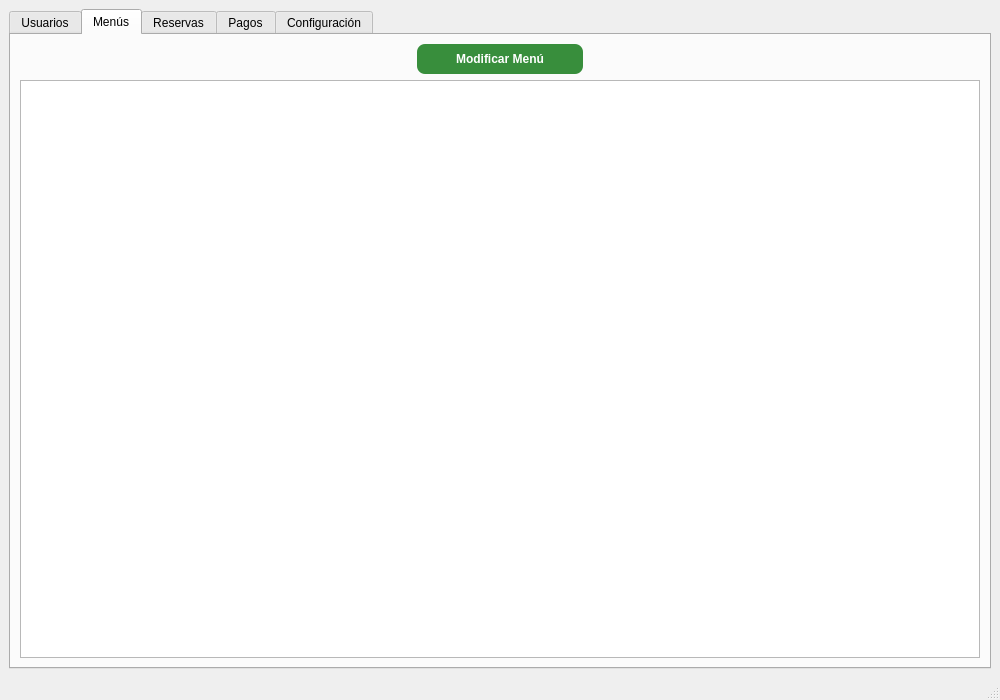
jaimecarfe/menule, file src/vista/ui/AdminPanel.ui: the form before one commit.
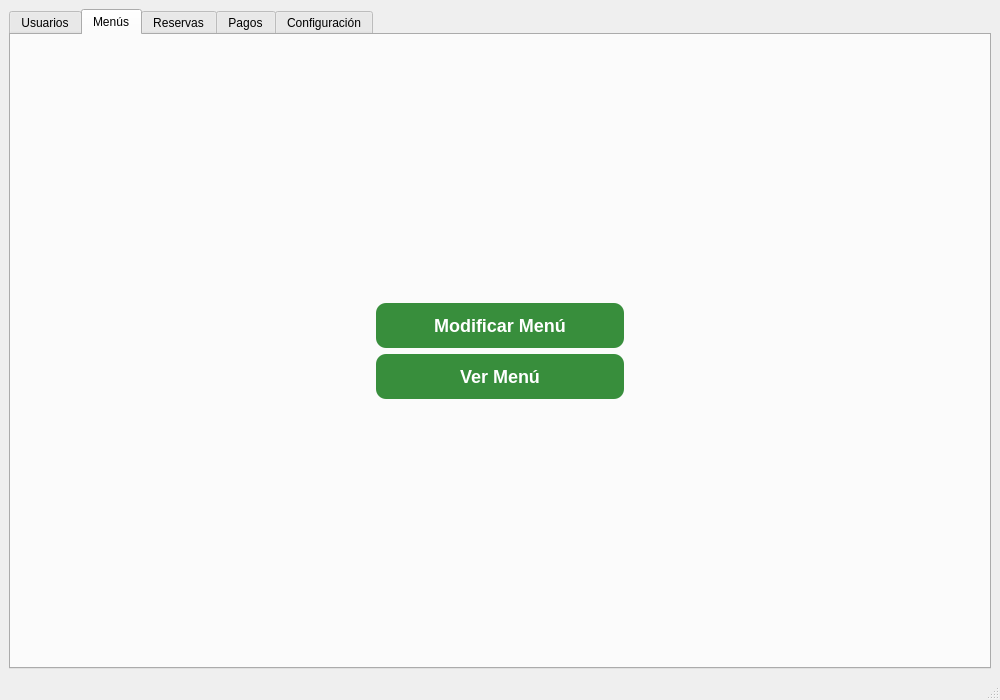
The form after the commit. The open tabs and pages were chosen to show the change.

Commit message: vista menu admin e interfaz

Patch:
```diff
--- a/src/vista/ui/AdminPanel.ui
+++ b/src/vista/ui/AdminPanel.ui
@@ -14,19 +14,20 @@
     <property name="styleSheet">
      <string notr="true">
 QMainWindow {
-        background-color: qlineargradient(x1:0, y1:0, x2:1, y2:1,
-                                                                            stop:0 #2e7d32, stop:1 #a5d6a7);
+    background-color: qlineargradient(x1:0, y1:0, x2:1, y2:1,
+                                      stop:0 #2e7d32, stop:1 #a5d6a7);
 }
 QPushButton {
-        background-color: #388e3c;
-        color: white;
-        font-weight: bold;
-        border-radius: 8px;
-        padding: 8px;
-        max-width: 200px;
-        min-width: 150px;
-        margin-left: auto;
-        margin-right: auto;
+    background-color: #388e3c;
+    color: white;
+    font-weight: bold;
+    font-size: 18px;
+    border-radius: 10px;
+    padding: 12px 24px;
+    max-width: 300px;
+    min-width: 200px;
+    margin-left: auto;
+    margin-right: auto;
 }
 QPushButton:hover {
         background-color: #2e7d32;
@@ -68,13 +69,39 @@
             <widget class="QWidget" name="tabMenus">
              <attribute name="title"><string>Menús</string></attribute>
              <layout class="QVBoxLayout" name="layoutMenus">
+        <item>
+         <spacer name="spacerTop">
+          <property name="orientation">
+           <enum>Qt::Vertical</enum>
+          </property>
+          <property name="sizeHint" stdset="0">
+           <size><width>20</width><height>100</height></size>
+          </property>
+         </spacer>
+        </item>
                 <item alignment="Qt::AlignHCenter">
                  <widget class="QPushButton" name="btnModificarMenu">
-                    <property name="text"><string>Modificar Menú</string></property>
+          <property name="text">
+           <string>Modificar Menú</string>
+          </property>
+         </widget>
+        </item>
+        <item alignment="Qt::AlignHCenter">
+         <widget class="QPushButton" name="btnVerMenuAdmin">
+          <property name="text">
+           <string>Ver Menú</string>
+          </property>
                  </widget>
                 </item>
                 <item>
-                 <widget class="QTableWidget" name="tablaMenus"/>
+         <spacer name="spacerBottom">
+          <property name="orientation">
+           <enum>Qt::Vertical</enum>
+          </property>
+          <property name="sizeHint" stdset="0">
+           <size><width>20</width><height>100</height></size>
+          </property>
+         </spacer>
                 </item>
              </layout>
             </widget>
```
Left out of the diff: 48 changed lines with no effect on the pictures. Lines whose indentation alone changed are shown as unchanged. The commit also changes 69 other files.
